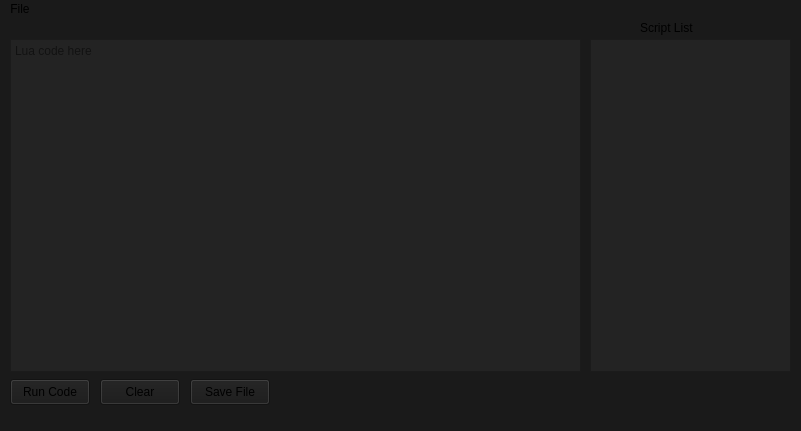
Above: mainwindow.ui from uosq/lbox-lua-external before the change. Below: the same form after it.
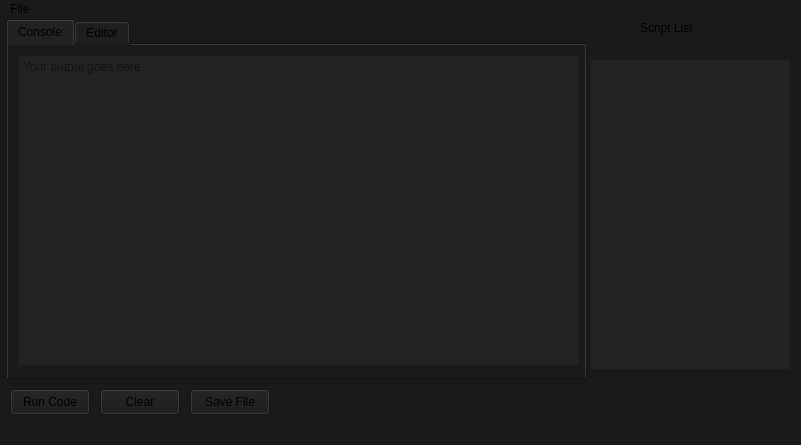
That is the form after the change.

The edit to the form file:
```diff
--- a/mainwindow.ui
+++ b/mainwindow.ui
@@ -7,9 +7,21 @@
     <x>0</x>
     <y>0</y>
     <width>801</width>
-    <height>431</height>
+    <height>445</height>
    </rect>
   </property>
+  <property name="sizePolicy">
+   <sizepolicy hsizetype="Fixed" vsizetype="Fixed">
+    <horstretch>0</horstretch>
+    <verstretch>0</verstretch>
+   </sizepolicy>
+  </property>
+  <property name="maximumSize">
+   <size>
+    <width>801</width>
+    <height>445</height>
+   </size>
+  </property>
   <property name="focusPolicy">
    <enum>Qt::FocusPolicy::NoFocus</enum>
   </property>
@@ -39,7 +51,7 @@
     <property name="geometry">
      <rect>
       <x>100</x>
-      <y>360</y>
+      <y>370</y>
       <width>80</width>
       <height>26</height>
      </rect>
@@ -58,7 +70,7 @@
     <property name="geometry">
      <rect>
       <x>10</x>
-      <y>360</y>
+      <y>370</y>
       <width>80</width>
       <height>26</height>
      </rect>
@@ -93,7 +105,7 @@
     <property name="geometry">
      <rect>
       <x>190</x>
-      <y>360</y>
+      <y>370</y>
       <width>80</width>
       <height>26</height>
      </rect>
@@ -108,35 +120,13 @@
      <string>Save File</string>
     </property>
    </widget>
-   <widget class="QPlainTextEdit" name="plainTextEdit">
-    <property name="geometry">
-     <rect>
-      <x>10</x>
-      <y>20</y>
-      <width>571</width>
-      <height>333</height>
-     </rect>
-    </property>
-    <property name="styleSheet">
-     <string notr="true">background-color: rgb(35, 35, 35);</string>
-    </property>
-    <property name="lineWrapMode">
-     <enum>QPlainTextEdit::LineWrapMode::NoWrap</enum>
-    </property>
-    <property name="tabStopDistance">
-     <double>10.000000000000000</double>
-    </property>
-    <property name="placeholderText">
-     <string>Lua code here</string>
-    </property>
-   </widget>
    <widget class="QListView" name="listView">
     <property name="geometry">
      <rect>
       <x>590</x>
-      <y>20</y>
+      <y>40</y>
       <width>201</width>
-      <height>333</height>
+      <height>311</height>
      </rect>
     </property>
     <property name="sizePolicy">
@@ -164,6 +154,67 @@
      </size>
     </property>
    </widget>
+   <widget class="QTabWidget" name="tabWidget">
+    <property name="geometry">
+     <rect>
+      <x>6</x>
+      <y>0</y>
+      <width>581</width>
+      <height>361</height>
+     </rect>
+    </property>
+    <property name="currentIndex">
+     <number>0</number>
+    </property>
+    <widget class="QWidget" name="tab">
+     <attribute name="title">
+      <string>Console</string>
+     </attribute>
+     <widget class="QPlainTextEdit" name="consoleTextEdit">
+      <property name="geometry">
+       <rect>
+        <x>10</x>
+        <y>10</y>
+        <width>561</width>
+        <height>311</height>
+       </rect>
+      </property>
+      <property name="styleSheet">
+       <string notr="true">background-color: rgb(35, 35, 35);</string>
+      </property>
+      <property name="placeholderText">
+       <string>Your output goes here</string>
+      </property>
+     </widget>
+    </widget>
+    <widget class="QWidget" name="tab_2">
+     <attribute name="title">
+      <string>Editor</string>
+     </attribute>
+     <widget class="QPlainTextEdit" name="plainTextEdit">
+      <property name="geometry">
+       <rect>
+        <x>10</x>
+        <y>10</y>
+        <width>561</width>
+        <height>311</height>
+       </rect>
+      </property>
+      <property name="styleSheet">
+       <string notr="true">background-color: rgb(35, 35, 35);</string>
+      </property>
+      <property name="lineWrapMode">
+       <enum>QPlainTextEdit::LineWrapMode::NoWrap</enum>
+      </property>
+      <property name="tabStopDistance">
+       <double>10.000000000000000</double>
+      </property>
+      <property name="placeholderText">
+       <string>Lua code here</string>
+      </property>
+     </widget>
+    </widget>
+   </widget>
   </widget>
   <widget class="QMenuBar" name="menubar">
    <property name="geometry">
```
